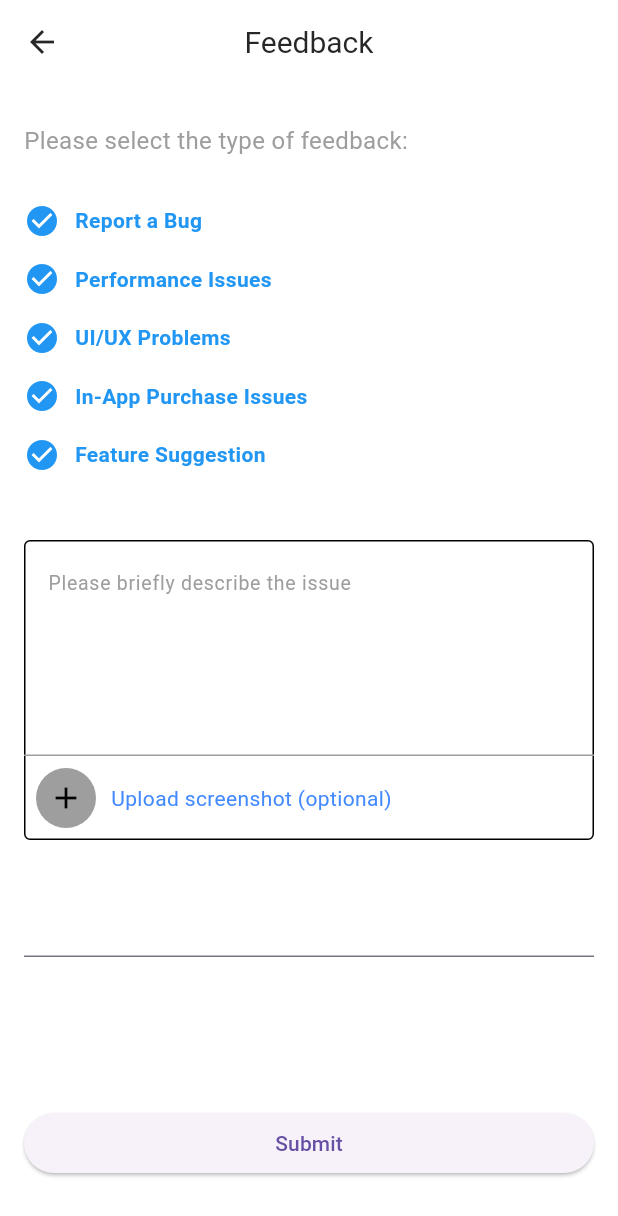
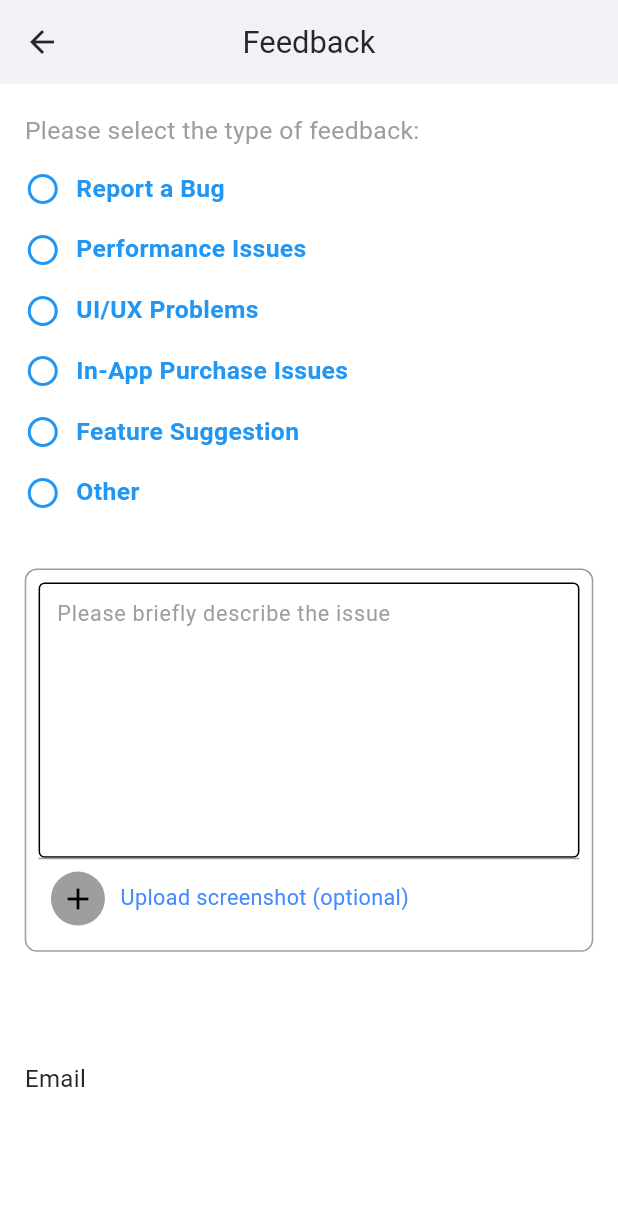
Before and after one commit to jarnbring/checkgrid, a Flutter app: the FeedbackPage screen opened directly, on a phone screen of 412 x 824 dp. Shown: the top 1216 px of the screen. Run offline on Flutter 3.47's test engine with Material 3 defaults, Android fonts, the phone set to English and light mode, and no system bars; our stand-ins replace device_preview, flutter_spinkit, font_awesome_flutter, google_mobile_ads, image_picker, shared_preferences; missing offline and left inert: flame; accounts and stored records are empty; network calls fail.

Commit message:
Worked on feedbackpage

```diff
--- /dev/null
+++ b/CheckGrid/lib/components/photopicker.dart
@@ -0,0 +1,70 @@
+import 'dart:io';
+import 'package:flutter/material.dart';
+import 'package:image_picker/image_picker.dart';
+
+class PhotoPicker extends StatefulWidget {
+  final Function(XFile?) onImagePicked;
+  final double radius;
+
+  const PhotoPicker({super.key, required this.onImagePicked, required this.radius});
+
+  @override
+  State<PhotoPicker> createState() => _PhotoPickerState();
+}
+
+class _PhotoPickerState extends State<PhotoPicker> {
+  bool isTapped = true;
+  XFile? _pickedFile;
+  final ImagePicker _picker = ImagePicker();
+
+  Future<void> _pickImage() async {
+    try {
+      final XFile? pickedFile = await _picker.pickImage(source: ImageSource.gallery);
+      if (pickedFile != null) {
+        setState(() {
+          _pickedFile = pickedFile;
+          isTapped = false;
+        });
+        widget.onImagePicked(pickedFile);
+      }
+    } catch (e) {
+      // Handle errors
+    }
+  }
+
+  XFile? getPickedImage() {
+    if (_pickedFile != null) {
+    return _pickedFile;
+    } else {
+      return null;
+    }
+  }
+
+  @override
+  Widget build(BuildContext context) {
+    return GestureDetector(
+      onTap: _pickImage,
+      child: isTapped
+          ? Container(
+                    decoration: BoxDecoration(
+                      color: Colors.grey,
+                      borderRadius: BorderRadius.circular(30.0),
+                    ),
+                    child: Padding(
+                      padding: EdgeInsets.all(widget.radius * 0.02),
+                      child: const Icon(Icons.add, color: Colors.black),
+                    ),
+                  )
+          : _pickedFile != null
+              ? CircleAvatar(
+                  radius: widget.radius,
+                  backgroundImage: FileImage(File(_pickedFile!.path)),
+                )
+              :  CircleAvatar(
+                  backgroundColor: Colors.grey,
+                  radius: widget.radius,
+                  child: Text("No image"),
+                ),
+    );
+  }
+}
--- /dev/null
+++ b/CheckGrid/lib/components/textfield.dart
@@ -0,0 +1,111 @@
+import 'package:flutter/material.dart';
+
+class InputFieldOutsideApp extends StatefulWidget {
+  final String labelText;
+  final String hintText;
+  final String? fontFamily;
+  final IconData icon;
+  final double? fontSize;
+  final TextInputType keyboardType;
+  final bool obscureText;
+  final TextEditingController controller;
+  final String? Function(String?)? validator;
+  final VoidCallback? onTap;
+
+  const InputFieldOutsideApp({
+    super.key,
+    required this.labelText,
+    required this.hintText,
+    required this.icon,
+    required this.keyboardType,
+    required this.obscureText,
+    required this.controller,
+    this.validator,
+    this.fontFamily,
+    this.fontSize,
+    this.onTap,
+  });
+
+  @override
+  State<InputFieldOutsideApp> createState() => _InputFieldOutsideAppState();
+}
+
+class _InputFieldOutsideAppState extends State<InputFieldOutsideApp> {
+  String? _errorText;
+
+  @override
+  Widget build(BuildContext context) {
+    return Column(
+      crossAxisAlignment: CrossAxisAlignment.start,
+      children: [
+        Text(
+          widget.labelText,
+          style: TextStyle(
+            fontSize: widget.fontSize,
+            color: Theme.of(context).textTheme.bodyMedium!.color,
+            fontFamily: widget.fontFamily,
+          ),
+        ),
+        const SizedBox(height: 10),
+        Container(
+          alignment: Alignment.centerLeft,
+          decoration: BoxDecoration(
+            border: Border.all(
+              color: _errorText != null
+                  ? const Color.fromARGB(255, 255, 0, 0)
+                  : Colors.white,
+            ),
+            borderRadius: BorderRadius.circular(10),
+          ),
+          height: 60,
+          child: FormField<String>(
+            builder: (FormFieldState<String> field) {
+              return TextField(
+                onTap: widget.onTap,
+                controller: widget.controller,
+                autofocus: true,
+                autocorrect: true,
+                obscureText: widget.obscureText,
+                cursorColor: Colors.white,
+                keyboardType: widget.keyboardType,
+                style: TextStyle(
+                  color: Theme.of(context).textTheme.bodyMedium!.color,
+                  fontFamily: widget.fontFamily,
+                ),
+                onChanged: (value) {
+                  setState(() {
+                    _errorText = widget.validator?.call(value);
+                    field.didChange(value);
+                  });
+                },
+                decoration: InputDecoration(
+                  border: InputBorder.none,
+                  contentPadding: const EdgeInsets.only(top: 14),
+                  prefixIcon: Icon(widget.icon, color: Colors.white),
+                  hintText: widget.hintText,
+                  hintStyle: TextStyle(
+                    color: Colors.white70,
+                    fontFamily: widget.fontFamily,
+                  ),
+                ),
+              );
+            },
+            validator: widget.validator,
+          ),
+        ),
+        if (_errorText != null)
+          Padding(
+            padding: const EdgeInsets.only(top: 8.0),
+            child: Text(
+              _errorText!,
+              style: TextStyle(
+                color: const Color.fromARGB(255, 255, 0, 0),
+                fontSize: widget.fontSize != null ? widget.fontSize! * 0.8 : 12,
+                fontFamily: widget.fontFamily,
+              ),
+            ),
+          ),
+      ],
+    );
+  }
+}
--- a/CheckGrid/lib/main.dart
+++ b/CheckGrid/lib/main.dart
@@ -9,6 +9,7 @@
 import 'package:provider/provider.dart';
 
 
+/**
 void main() async {
   WidgetsFlutterBinding.ensureInitialized();
   runApp(
@@ -32,8 +33,8 @@
           ),
   );
 }
+*/
 
-/**
 void main() async {
   WidgetsFlutterBinding.ensureInitialized();
 
@@ -53,7 +54,7 @@
     ),
   );
 }
-*/
+
 
 class MyApp extends StatefulWidget {
   const MyApp({super.key});
--- a/CheckGrid/lib/pages/feedback_page.dart
+++ b/CheckGrid/lib/pages/feedback_page.dart
@@ -1,4 +1,9 @@
 import 'package:flutter/material.dart';
+import 'package:gamename/components/photopicker.dart';
+import 'package:gamename/components/textfield.dart';
+import 'package:gamename/providers/general_provider.dart';
+import 'package:image_picker/image_picker.dart';
+import 'package:provider/provider.dart';
 
 class FeedbackPage extends StatefulWidget {
   const FeedbackPage({super.key});
@@ -7,97 +12,142 @@
   State<FeedbackPage> createState() => _FeedbackPageState();
 }
 
-class _FeedbackPageState extends State<FeedbackPage> {
+class _FeedbackPageState extends State<FeedbackPage> with TickerProviderStateMixin {
+  // Controllers
+  final TextEditingController _emailController = TextEditingController();
+  final _formKey = GlobalKey<FormState>();
+  XFile? userScreenshot;
+
+  final Map<String, bool> _selectedItems = {
+    "Report a Bug": false,
+    "Performance Issues": false,
+    "UI/UX Problems": false,
+    "In-App Purchase Issues": false,
+    "Feature Suggestion": false,
+    "Other": false,
+  };
+
+  // Animation controllers för varje check item
+  final Map<String, AnimationController> _animationControllers = {};
+  final Map<String, Animation<double>> _scaleAnimations = {};
+
   @override
   void initState() {
     super.initState();
+    // Initiera animation controllers för varje item
+    _selectedItems.keys.forEach((title) {
+      final controller = AnimationController(
+        vsync: this,
+        duration: const Duration(milliseconds: 300),
+      );
+      _animationControllers[title] = controller;
+      _scaleAnimations[title] = Tween<double>(begin: 1.0, end: 1.5).animate(
+        CurvedAnimation(
+          parent: controller,
+          curve: Curves.easeInOut,
+        ),
+      );
+    });
   }
 
-  Widget buildNumberField() {
-    return TextField(
-      keyboardType: TextInputType.numberWithOptions(),
-      style: TextStyle(color: Colors.grey),
-      decoration: InputDecoration(
-        focusedBorder: OutlineInputBorder(
-          borderSide: BorderSide(width: 1.0, color: Colors.black),
+  @override
+  void dispose() {
+    _emailController.dispose();
+    // Disposa animation controllers
+    _animationControllers.values.forEach((controller) => controller.dispose());
+    super.dispose();
+  }
+
+  Widget _buildEmailField() {
+    return Form(
+      key: _formKey,
+      child: Column(
+        crossAxisAlignment: CrossAxisAlignment.start,
+        children: [
+          InputFieldOutsideApp(
+            labelText: "Email",
+            hintText: "Enter your email address",
+            icon: Icons.email_outlined,
+            fontSize: 16.0,
+            keyboardType: TextInputType.emailAddress,
+            obscureText: false,
+            controller: _emailController,
+            validator: (value) {
+              if (value == null || value.isEmpty) {
+                return 'Please enter your email address';
+              }
+              final emailRegex = RegExp(r'^[\w-\.]+@([\w-]+\.)+[\w-]{2,4}$');
+              if (!emailRegex.hasMatch(value)) {
+                return 'Please enter a valid email address';
+              }
+              return null;
+            },
           ),
-        contentPadding: EdgeInsets.all(0.0),
-        prefix: Row(
-          mainAxisSize: MainAxisSize.min,
-          children: [
-            Container(
-              decoration: BoxDecoration(
-                border: Border(
-                  right: BorderSide(width: 1.0, color: Colors.grey),
-                ),
-              ),
-              child: Row(
-                mainAxisSize: MainAxisSize.min,
-                children: [
-                  SizedBox(width: 10.0),
-                  Text(
-                    "+91",
-                    style: TextStyle(
-                      fontWeight: FontWeight.bold,
-                      color: Colors.grey,
-                    ),
-                  ),
-                  Icon(Icons.arrow_drop_down, color: Colors.blue),
-                  SizedBox(width: 10.0),
         ],
-              ),
-            ),
-            SizedBox(width: 10.0),
-          ],
-        ),
       ),
     );
   }
 
-  Widget buildFeedbackForm() {
+  Widget _buildFeedbackForm(double screenWidth, double adjustedScreenHeight) {
     return Container(
-      height: 200,
-      child: Stack(
+      padding: EdgeInsets.all(screenWidth * 0.02),
+      decoration: BoxDecoration(
+        border: Border.all(color: Colors.grey),
+        borderRadius: BorderRadius.circular(8),
+      ),
+      child: Column(
+        mainAxisSize: MainAxisSize.min,
         children: [
-          TextField(
-            maxLines: 10,
+          SizedBox(
+            height: adjustedScreenHeight * 0.25, // Begränsad höjd för TextField
+            child: TextField(
+              maxLines: null, // Låter TextField växa inom SizedBox
+              expands: true, // Fyller tillgänglig höjd
+              textAlignVertical: TextAlignVertical.top, // Text börjar högst upp
+              style: TextStyle(
+                color: Theme.of(context).textTheme.bodyMedium!.color,
+              ),
               decoration: InputDecoration(
                 hintText: "Please briefly describe the issue",
-              hintStyle: TextStyle(fontSize: 13.0, color: Colors.grey),
-              enabledBorder: OutlineInputBorder(
+                hintStyle: TextStyle(
+                  fontSize: screenWidth * 0.035,
+                  color: Colors.grey,
+                ),
+                enabledBorder: const OutlineInputBorder(
                   borderSide: BorderSide(color: Colors.black),
                 ),
-              focusedBorder: OutlineInputBorder(
-                borderSide: BorderSide(width: 3.0, color: Colors.black),
+                focusedBorder: const OutlineInputBorder(
+                  borderSide: BorderSide(width: 1.0, color: Colors.black),
                 ),
-              border: OutlineInputBorder(
-                borderSide: BorderSide(color: Colors.black),
+                border: const OutlineInputBorder(),
+                contentPadding: EdgeInsets.all(screenWidth * 0.02),
               ),
             ),
           ),
-          Align(
-            alignment: Alignment.bottomCenter,
+          GestureDetector(
+            onTap: () => {print("HEJ")},
             child: Container(
-              decoration: BoxDecoration(
+              decoration: const BoxDecoration(
                 border: Border(top: BorderSide(width: 1.0, color: Colors.grey)),
               ),
-              padding: EdgeInsets.all(8.0),
+              padding: EdgeInsets.all(screenWidth * 0.02),
               child: Row(
                 children: [
-                  Container(
-                    decoration: BoxDecoration(
-                      color: Colors.grey,
-                      borderRadius: BorderRadius.circular(30.0),
+                  PhotoPicker(
+                    onImagePicked: (XFile? image) {
+                      setState(() {
+                        userScreenshot = image;
+                      });
+                    },
+                    radius: 300.0,
                   ),
-                    child: Padding(
-                      padding: EdgeInsets.all(8.0),
-                      child: Icon(Icons.add, color: Colors.black),
-                    ),
-                  ),
-                  SizedBox(width: 10),
+                  SizedBox(width: screenWidth * 0.025),
                   Text(
                     "Upload screenshot (optional)",
-                    style: TextStyle(color: Colors.blueAccent),
+                    style: TextStyle(
+                      color: Colors.blueAccent,
+                      fontSize: screenWidth * 0.035,
+                    ),
                   ),
                 ],
               ),
@@ -108,27 +158,74 @@
     );
   }
 
-  Widget buildCheckItem(String title) {
+  Widget buildCheckItem(String title, double screenWidth) {
     return Padding(
-      padding: EdgeInsets.only(bottom: 15.0),
+      padding: EdgeInsets.only(bottom: screenWidth * 0.04),
       child: Row(
         children: [
-          Icon(Icons.check_circle, color: Colors.blue),
-          SizedBox(width: 10),
+          const Icon(Icons.check_circle, color: Colors.blue),
+          SizedBox(width: screenWidth * 0.025),
+        ],
+      ),
+    );
+  }
+
+  Widget _buildCheckItem(String title, double screenWidth) {
+    bool isSelected = _selectedItems[title] ?? false;
+    final animationController = _animationControllers[title];
+    final scaleAnimation = _scaleAnimations[title];
+
+    return GestureDetector(
+      onTap: () {
+        setState(() {
+          _selectedItems[title] = !isSelected;
+          if (!isSelected && animationController != null) {
+            animationController.forward().then((_) => animationController.reverse());
+          }
+        });
+      },
+      child: Padding(
+        padding: EdgeInsets.only(bottom: screenWidth * 0.04),
+        child: Row(
+          children: [
+            AnimatedBuilder(
+              animation: scaleAnimation ?? AlwaysStoppedAnimation(1.0),
+              builder: (context, child) {
+                return Transform.scale(
+                  scale: scaleAnimation?.value ?? 1.0,
+                  child: Icon(
+                    isSelected ? Icons.check_circle : Icons.circle_outlined,
+                    color: Colors.blue,
+                  ),
+                );
+              },
+            ),
+            SizedBox(width: screenWidth * 0.025),
             Text(
               title,
-            style: TextStyle(fontWeight: FontWeight.bold, color: Colors.blue),
+              style: TextStyle(
+                fontWeight: FontWeight.bold,
+                color: Colors.blue,
+                fontSize: screenWidth * 0.04,
+              ),
             ),
           ],
+        ),
       ),
     );
   }
 
   @override
   Widget build(BuildContext context) {
+    final generalProvider = context.watch<GeneralProvider>();
+    final screenWidth = generalProvider.getScreenWidth(context);
+    final screenHeight = generalProvider.getScreenHeight(context);
+    final bannerAdHeight = generalProvider.getBannerAdHeight();
+    final adjustedScreenHeight = screenHeight - bannerAdHeight;
+
     return Scaffold(
       appBar: AppBar(
-        title: Text("Feedback", style: TextStyle(fontSize: 20)),
+        title: Text("Feedback", style: TextStyle(fontSize: screenWidth * 0.05)),
         centerTitle: true,
         leading: IconButton(
           icon: const Icon(Icons.arrow_back),
@@ -138,41 +235,55 @@
       body: SafeArea(
         child: SingleChildScrollView(
           child: Padding(
-          padding: EdgeInsets.all(16),
+            padding: EdgeInsets.all(screenWidth * 0.04),
             child: Column(
               crossAxisAlignment: CrossAxisAlignment.start,
               children: [
-              SizedBox(height: 10),
+                SizedBox(height: adjustedScreenHeight * 0.02),
                 Text(
                   "Please select the type of feedback:",
-                style: TextStyle(color: Colors.grey, fontSize: 16),
+                  style: TextStyle(
+                    color: Colors.grey,
+                    fontSize: screenWidth * 0.04,
                   ),
-              SizedBox(height: 30),
-              buildCheckItem("Report a Bug"),
-              buildCheckItem("Performance Issues"),
-              buildCheckItem("UI/UX Problems"),
-              buildCheckItem("In-App Purchase Issues"),
-              buildCheckItem("Feature Suggestion"),
-              SizedBox(height: 30),
-              buildFeedbackForm(),
-              SizedBox(height: 30),
-              buildNumberField(),
-              SizedBox(height: 100,),
+                ),
+                SizedBox(height: adjustedScreenHeight * 0.02),
+                _buildCheckItem("Report a Bug", screenWidth),
+                _buildCheckItem("Performance Issues", screenWidth),
+                _buildCheckItem("UI/UX Problems", screenWidth),
+                _buildCheckItem("In-App Purchase Issues", screenWidth),
+                _buildCheckItem("Feature Suggestion", screenWidth),
+                _buildCheckItem("Other", screenWidth),
+                SizedBox(height: adjustedScreenHeight * 0.03),
+                _buildFeedbackForm(screenWidth, adjustedScreenHeight),
+                SizedBox(height: adjustedScreenHeight * 0.1),
+                _buildEmailField(),
+                SizedBox(height: adjustedScreenHeight * 0.1),
                 Row(
                   children: [
                     Expanded(
                       child: ElevatedButton(
-                  onPressed: () => {},
-                  child: Text("Submit"),
+                        onPressed: () {
+                          if (_formKey.currentState!.validate()) {
+                            print("Feedback submitted: ${_emailController.text}");
+                            // TODO: Skicka feedback till backend
+                          }
+                        },
+                        child: Text(
+                          "Submit",
+                          style: TextStyle(fontSize: screenWidth * 0.04),
+                        ),
                       ),
                     ),
                   ],
                 ),
+                SizedBox(height: adjustedScreenHeight * 0.02),
               ],
             ),
           ),
         ),
       ),
+      // bottomNavigationBar: const BannerAdWidget(),
     );
   }
 }
--- a/CheckGrid/lib/pages/game_page.dart
+++ b/CheckGrid/lib/pages/game_page.dart
@@ -552,9 +552,9 @@
           const Spacer(),
           _buildSelectedPieces(isLandscape, gridHorizontalPadding),
           const Spacer(),
+          BannerAdWidget()
         ],
       ),
-      //bottomNavigationBar: BannerAdWidget(),
     );
   }
 }
--- a/CheckGrid/lib/pages/menu_page.dart
+++ b/CheckGrid/lib/pages/menu_page.dart
@@ -265,7 +265,7 @@
                 ? _buildTabletLandscapeMenu(screenHeight, scaleFactorHeight)
                 : _buildNormalMenu(screenHeight, scaleFactorHeight),
       ),
-      //bottomNavigationBar: BannerAdWidget(),
+      bottomNavigationBar: BannerAdWidget(),
     );
   }
 
--- a/CheckGrid/pubspec.yaml
+++ b/CheckGrid/pubspec.yaml
@@ -23,6 +23,7 @@
   provider: ^6.1.4
   google_mobile_ads: ^6.0.0
   in_app_purchase: ^3.0.0
+  image_picker: ^1.1.2
 
 
 dev_dependencies:
```
Also changed, not shown: CheckGrid/pubspec.lock, 5 other files. Lines whose indentation alone changed are shown as unchanged.
